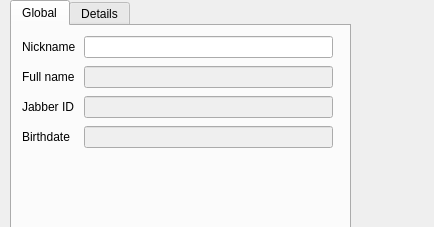
First picture: the form in makneto/src/contact_detail.ui, repository pihhan/makneto, before the edit.
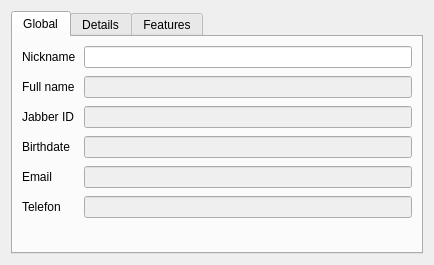
Second picture: the form after the edit. The open tabs and pages were chosen to show the change.

Diff of the .ui file:
```diff
--- a/makneto/src/contact_detail.ui
+++ b/makneto/src/contact_detail.ui
@@ -7,7 +7,7 @@
     <x>0</x>
     <y>0</y>
     <width>434</width>
-    <height>227</height>
+    <height>265</height>
    </rect>
   </property>
   <property name="sizePolicy">
@@ -18,28 +18,16 @@
   </property>
   <property name="minimumSize">
    <size>
-    <width>434</width>
-    <height>227</height>
-   </size>
-  </property>
-  <property name="maximumSize">
-   <size>
-    <width>16777215</width>
-    <height>227</height>
+    <width>400</width>
+    <height>250</height>
    </size>
   </property>
   <property name="windowTitle">
    <string>Form</string>
   </property>
+  <layout class="QHBoxLayout" name="horizontalLayout">
+   <item>
   <widget class="QTabWidget" name="tabWidget">
-   <property name="geometry">
-    <rect>
-     <x>10</x>
-     <y>0</y>
-     <width>341</width>
-     <height>234</height>
-    </rect>
-   </property>
    <property name="sizePolicy">
     <sizepolicy hsizetype="Preferred" vsizetype="Preferred">
      <horstretch>0</horstretch>
@@ -71,15 +59,8 @@
     <attribute name="title">
      <string>Global</string>
     </attribute>
-    <widget class="QWidget" name="formLayoutWidget">
-     <property name="geometry">
-      <rect>
-       <x>10</x>
-       <y>10</y>
-       <width>311</width>
-       <height>131</height>
-      </rect>
-     </property>
+      <layout class="QVBoxLayout" name="verticalLayout_2">
+       <item>
      <layout class="QFormLayout" name="formLayout">
       <property name="horizontalSpacing">
        <number>8</number>
@@ -134,6 +115,27 @@
         </property>
        </widget>
       </item>
+         <item row="3" column="1">
+          <widget class="QLineEdit" name="editBirthDay">
+           <property name="enabled">
+            <bool>false</bool>
+           </property>
+          </widget>
+         </item>
+         <item row="4" column="1">
+          <widget class="QLineEdit" name="editEmail">
+           <property name="enabled">
+            <bool>false</bool>
+           </property>
+          </widget>
+         </item>
+         <item row="5" column="1">
+          <widget class="QLineEdit" name="lineEdit">
+           <property name="enabled">
+            <bool>false</bool>
+           </property>
+          </widget>
+         </item>
       <item row="3" column="0">
        <widget class="QLabel" name="label_4">
         <property name="text">
@@ -144,15 +146,29 @@
         </property>
        </widget>
       </item>
-      <item row="3" column="1">
-       <widget class="QLineEdit" name="editBirthDay">
-        <property name="enabled">
-         <bool>false</bool>
-        </property>
-       </widget>
-      </item>
-     </layout>
-    </widget>
+         <item row="4" column="0">
+          <widget class="QLabel" name="label_5">
+           <property name="text">
+            <string>Email</string>
+           </property>
+           <property name="buddy">
+            <cstring>editEmail</cstring>
+           </property>
+          </widget>
+         </item>
+         <item row="5" column="0">
+          <widget class="QLabel" name="label_6">
+           <property name="text">
+            <string>Telefon</string>
+           </property>
+           <property name="buddy">
+            <cstring>lineEdit</cstring>
+           </property>
+          </widget>
+         </item>
+        </layout>
+       </item>
+      </layout>
    </widget>
    <widget class="QWidget" name="tabDetails">
     <attribute name="title">
@@ -168,8 +184,27 @@
      </item>
     </layout>
    </widget>
-  </widget>
- </widget>
+     <widget class="QWidget" name="tabFeatures">
+      <attribute name="title">
+       <string>Features</string>
+      </attribute>
+      <layout class="QVBoxLayout" name="verticalLayout_3">
+       <item>
+        <widget class="QPlainTextEdit" name="plainTextEdit"/>
+       </item>
+      </layout>
+     </widget>
+    </widget>
+   </item>
+  </layout>
+ </widget>
+ <tabstops>
+  <tabstop>editNickname</tabstop>
+  <tabstop>editFullName</tabstop>
+  <tabstop>editJid</tabstop>
+  <tabstop>detailText</tabstop>
+  <tabstop>tabWidget</tabstop>
+ </tabstops>
  <resources/>
  <connections/>
 </ui>
```
Left out of the diff: 6 changed lines with no effect on the pictures. Lines whose indentation alone changed are shown as unchanged.
